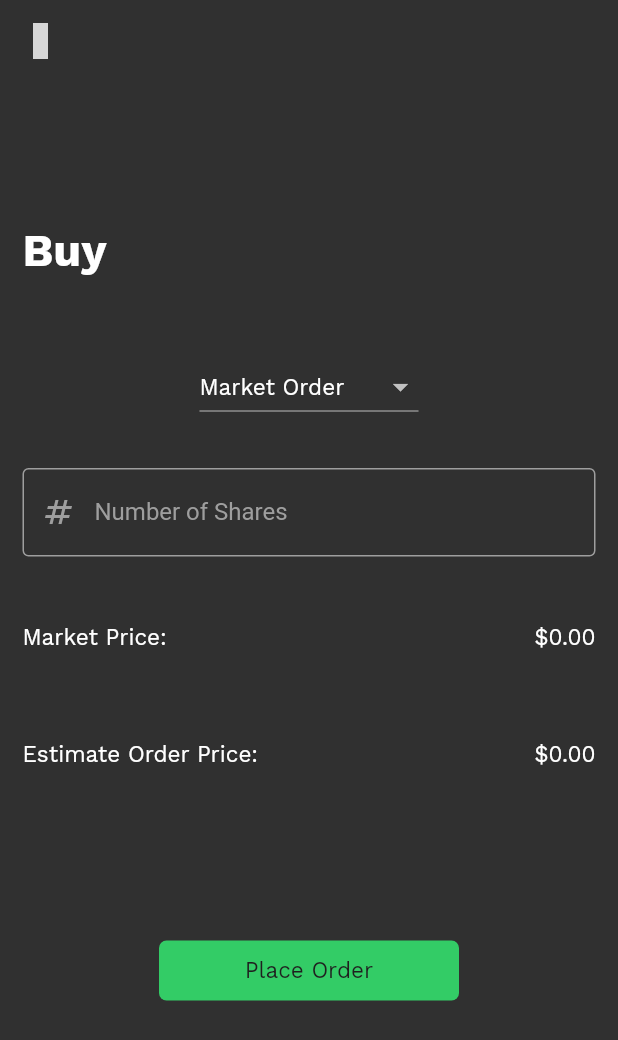
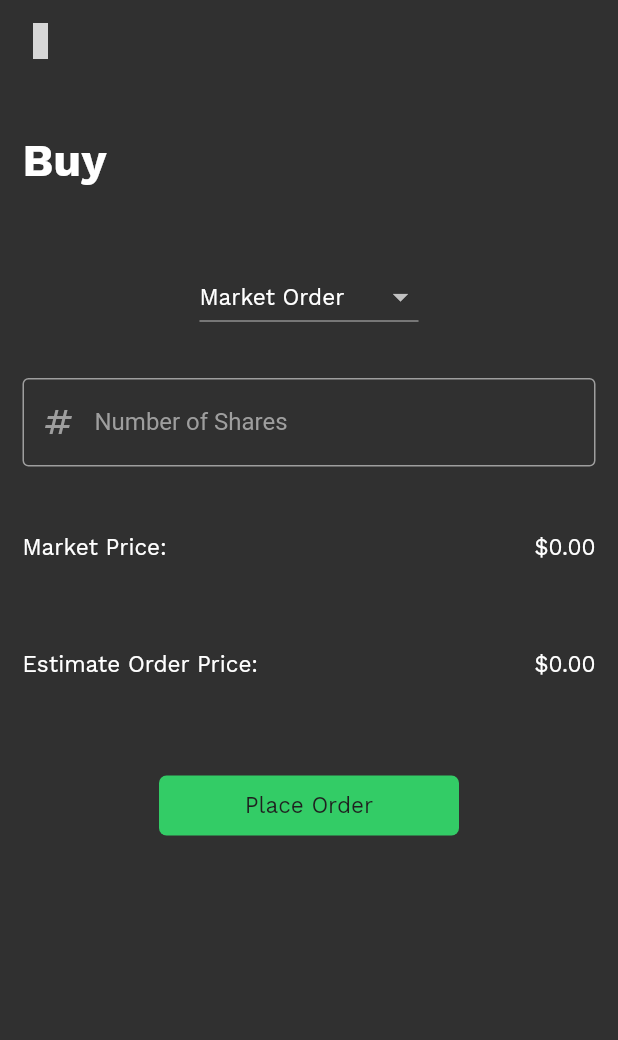
Before and after one commit to rbrunney/InvestEd, a Flutter app: the BuyPage screen opened directly, on a phone screen of 412 x 824 dp. Shown: the top 1040 px of the screen. Run offline on Flutter 3.47's test engine with Material 2 defaults, Android fonts, the phone set to English and light mode, and no system bars; our stand-ins replace fl_chart, flutter_vector_icons, page_transition, syncfusion_flutter_gauges; grey boxes are pictures that could not be loaded.

```diff
--- a/InvestEd/Front End/invested/lib/pages/login/account_detail_page.dart
+++ b/InvestEd/Front End/invested/lib/pages/login/account_detail_page.dart
@@ -89,6 +89,7 @@ class _AccountDetailsPageState extends State<AccountDetailsPage> {
                   fontSize: 15,
                 ),
                 CustomTextField(
+                    textCallBack: (value) {},
                     labelText: 'Enter First Name',
                     hintText: 'Enter First Name...',
                     errorText: null,
@@ -96,6 +97,7 @@ class _AccountDetailsPageState extends State<AccountDetailsPage> {
                     textController: fnameController
                 ),
                 CustomTextField(
+                    textCallBack: (value) {},
                     labelText: 'Enter Last Name',
                     hintText: 'Enter Last Name...',
                     errorText: null,
@@ -103,6 +105,7 @@ class _AccountDetailsPageState extends State<AccountDetailsPage> {
                     textController: lnameController
                 ),
                 CustomTextField(
+                    textCallBack: (value) {},
                     labelText: 'Enter Birthday',
                     hintText: 'MM-DD-YYYY',
                     errorText: birthdayErrorText,
--- a/InvestEd/Front End/invested/lib/pages/login/change_password_page.dart
+++ b/InvestEd/Front End/invested/lib/pages/login/change_password_page.dart
@@ -68,6 +68,7 @@ class _ChangePasswordPageState extends State<ChangePasswordPage> {
                   const PageImage(assetImg: 'assets/images/icon.png', marginTop: 7),
                   const PageTitle(title: 'Reset Password'),
                   CustomTextField(
+                      textCallBack: (value) {},
                       labelText: 'Enter New Password',
                       hintText: 'Enter New Password...',
                       isObscure: true,
@@ -79,6 +80,7 @@ class _ChangePasswordPageState extends State<ChangePasswordPage> {
                       textController: newPasswordController
                   ),
                   CustomTextField(
+                      textCallBack: (value) {},
                       labelText: 'Confirm New Password',
                       hintText: 'Confirm New Password...',
                       isObscure: true,
--- a/InvestEd/Front End/invested/lib/pages/login/forgot_password_page.dart
+++ b/InvestEd/Front End/invested/lib/pages/login/forgot_password_page.dart
@@ -63,6 +63,7 @@ class _ForgotPasswordPageState extends State<ForgotPasswordPage> {
                   fontSize: 15,
                 ),
                 CustomTextField(
+                  textCallBack: (value) {},
                   hintText: 'Enter Email...',
                   labelText: 'Enter Email',
                   prefixIcon: Icons.email_outlined,
--- a/InvestEd/Front End/invested/lib/pages/login/login_page.dart
+++ b/InvestEd/Front End/invested/lib/pages/login/login_page.dart
@@ -56,6 +56,7 @@ class _LoginPageState extends State<LoginPage> {
           const PageImage(assetImg: 'assets/images/icon.png', marginTop: 55),
           const PageTitle(title: "Login"),
           CustomTextField(
+            textCallBack: (value) {},
             hintText: "Enter Username...",
             labelText: "Enter Username",
             prefixIcon: Icons.account_circle_outlined,
@@ -63,6 +64,7 @@ class _LoginPageState extends State<LoginPage> {
             errorText: usernameErrorText,
           ),
           CustomTextField(
+            textCallBack: (value) {},
             hintText: "Enter Password...",
             labelText: "Enter Password",
             isObscure: true,
--- a/InvestEd/Front End/invested/lib/pages/login/register_page.dart
+++ b/InvestEd/Front End/invested/lib/pages/login/register_page.dart
@@ -96,6 +96,7 @@ class _RegisterPageState extends State<RegisterPage> {
                   const PageImage(assetImg: 'assets/images/icon.png', marginTop: 7),
                   const PageTitle(title: 'Sign Up'),
                   CustomTextField(
+                      textCallBack: (value) {},
                       hintText: "Enter Username...",
                       labelText: "Enter Username",
                       errorText: null,
@@ -104,6 +105,7 @@ class _RegisterPageState extends State<RegisterPage> {
                       textController: usernameController
                   ),
                   CustomTextField(
+                      textCallBack: (value) {},
                       hintText: "Enter Email...",
                       labelText: "Enter Email",
                       errorText: emailErrorText,
@@ -112,6 +114,7 @@ class _RegisterPageState extends State<RegisterPage> {
                       textController: emailController
                   ),
                   CustomTextField(
+                      textCallBack: (value) {},
                       hintText: "Enter Password...",
                       labelText: "Enter Password",
                       errorText: newPassErrorText,
@@ -124,6 +127,7 @@ class _RegisterPageState extends State<RegisterPage> {
                       textController: newPasswordController
                   ),
                   CustomTextField(
+                      textCallBack: (value) {},
                       hintText: "Confirm Password...",
                       labelText: "Confirm Password",
                       errorText: confirmNewPassErrorText,
--- a/InvestEd/Front End/invested/lib/pages/login/verification_code_page.dart
+++ b/InvestEd/Front End/invested/lib/pages/login/verification_code_page.dart
@@ -63,6 +63,7 @@ class _VerificationCodePageState extends State<VerificationCodePage> {
                     fontSize: 15,
                   ),
                   CustomTextField(
+                      textCallBack: (value) {},
                       hintText: 'Enter Verification Code...',
                       labelText: 'Enter Verification Code',
                       errorText: verificationCodeErrorText,
--- a/InvestEd/Front End/invested/lib/pages/stock/buy_sell/buy/buy_page.dart
+++ b/InvestEd/Front End/invested/lib/pages/stock/buy_sell/buy/buy_page.dart
@@ -24,10 +24,15 @@ class BuyPage extends StatefulWidget {
 
 class _BuyPageState extends State<BuyPage> {
   double totalShares = 0;
+  double estimatedOrderPrice = 0;
+  String estimatedOrderDisplay = "0.00";
   String orderType = "market_order";
-  double estimatedOrderPrice = 0;
+  bool hasLimitPrice = false;
+  bool hasStopPrice = false;
 
   TextEditingController numberOfSharesController = TextEditingController();
+  TextEditingController limitPriceController = TextEditingController();
+  TextEditingController stopPriceController = TextEditingController();
 
   String? get numOfSharesErrorText {
     final String text = numberOfSharesController.text;
@@ -37,6 +42,7 @@ class _BuyPageState extends State<BuyPage> {
       setState(() {
         totalShares = double.parse(text);
         estimatedOrderPrice = totalShares * widget.currentPrice;
+        estimatedOrderDisplay = estimatedOrderPrice.toStringAsFixed(2);
       });
       return null;
     } catch(error) {
@@ -53,7 +59,7 @@ class _BuyPageState extends State<BuyPage> {
               children: [
                 const ClosePageIcon(),
                 Container(
-                  margin: const EdgeInsets.only(top: 110, bottom: 20),
+                  margin: const EdgeInsets.only(top: 50, bottom: 20),
                   child: PageTitle(
                     alignment: Alignment.centerLeft,
                     title: "Buy ${widget.ticker}",
@@ -82,10 +88,40 @@ class _BuyPageState extends State<BuyPage> {
                           child: CustomText(text: "Stop Price Order")
                       ),
                     ],
-                    onChanged: (value) {  },
+                    onChanged: (String? value) {
+                      setState(() {
+                        orderType = value!;
+
+                        if(orderType == "market_order") {
+                          hasLimitPrice = false;
+                          hasStopPrice = false;
+                        } else if (orderType == "limit_order") {
+                          hasLimitPrice = true;
+                          hasStopPrice = false;
+                        } else if (orderType == "stop_loss_order") {
+                          hasLimitPrice = false;
+                          hasStopPrice = true;
+                        } else if (orderType == "stop_price_order") {
+                         hasLimitPrice = true;
+                         hasStopPrice = true;
+                        }
+                      });
+                    },
                   ),
                 ),
                 CustomTextField(
+                  textCallBack: (value) {
+                    try {
+                      totalShares = double.parse(value);
+                    } catch(error) {
+                      totalShares = 0;
+                    }
+
+                    setState(() {
+                      estimatedOrderPrice = totalShares * widget.currentPrice;
+                      estimatedOrderDisplay = estimatedOrderPrice.toStringAsFixed(2);
+                    });
+                  },
                   prefixIcon: Icons.numbers_outlined,
                   textInputType: TextInputType.number,
                   labelText: "Number of Shares",
@@ -93,16 +129,36 @@ class _BuyPageState extends State<BuyPage> {
                   errorText: numOfSharesErrorText,
                   textController: numberOfSharesController,
                 ),
+                Visibility(
+                  visible: hasLimitPrice,
+                    child: CustomTextField(
+                        textCallBack: (value) {},
+                      prefixIcon: Icons.attach_money_outlined,
+                      labelText: "Enter Limit Price",
+                      hintText: "Enter Limit Price...",
+                        textController: limitPriceController
+                    )
+                ),
+                Visibility(
+                  visible: hasStopPrice,
+                    child: CustomTextField(
+                        textCallBack: (value) {},
+                        prefixIcon: Icons.attach_money_outlined,
+                        labelText: "Enter Stop Price",
+                        hintText: "Enter Stop Price...",
+                        textController: stopPriceController
+                    )
+                ),
                 BuySellInfoRow(
                   infoPrefixText: "Market Price:",
                   infoSuffixText: "\$${widget.currentPrice.toStringAsFixed(2)}",
                 ),
                 BuySellInfoRow(
                   infoPrefixText: "Estimate Order Price:",
-                  infoSuffixText: "\$${estimatedOrderPrice.toStringAsFixed(2)}",
+                  infoSuffixText: "\$$estimatedOrderDisplay",
                 ),
                 Container(
-                  margin: const EdgeInsets.symmetric(vertical: 85),
+                  margin: const EdgeInsets.symmetric(vertical: 35),
                   child: InkWell(
                     onTap: () {},
                     child: SizedBox(
--- a/InvestEd/Front End/invested/lib/pages/stock/buy_sell/util/buy_sell_info_row.dart
+++ b/InvestEd/Front End/invested/lib/pages/stock/buy_sell/util/buy_sell_info_row.dart
@@ -4,13 +4,11 @@ import 'package:invested/util/custom_text.dart';
 
 class BuySellInfoRow extends StatefulWidget {
   final String infoPrefixText;
-  final String infoSuffixText;
-  final bool hasTextField;
-  const BuySellInfoRow({
+  String infoSuffixText;
+  BuySellInfoRow({
     Key? key,
     this.infoPrefixText = '',
-    this.infoSuffixText = '',
-    this.hasTextField = false
+    this.infoSuffixText = ''
   }) : super(key: key);
 
   @override
@@ -33,8 +31,7 @@ class _BuySellInfoRowState extends State<BuySellInfoRow> {
                 text: widget.infoPrefixText
             ),
             const Spacer(),
-            widget.hasTextField ?
-            TextFormField() : CustomText(
+            CustomText(
               fontSize: textSize,
               text: widget.infoSuffixText,
             ),
--- a/InvestEd/Front End/invested/lib/util/custom_text_field.dart
+++ b/InvestEd/Front End/invested/lib/util/custom_text_field.dart
@@ -13,6 +13,7 @@ class CustomTextField extends StatefulWidget {
   final IconData suffixIcon;
   final IconData pressedSuffixIcon;
   final TextInputType textInputType;
+  final Function(String value) textCallBack;
   final List<TextInputFormatter> textFormatters;
   final TextEditingController textController;
 
@@ -29,6 +30,7 @@ class CustomTextField extends StatefulWidget {
     this.prefixIcon = Icons.abc_outlined,
     this.suffixIcon = Icons.abc_outlined,
     this.pressedSuffixIcon = Icons.abc_outlined,
+    required this.textCallBack,
     required this.textController
   }) : super(key: key);
 
@@ -43,6 +45,7 @@ class _CustomTextFieldState extends State<CustomTextField> {
     return Container(
         margin: EdgeInsets.symmetric(vertical: widget.verticalMargin, horizontal: 15),
         child: TextField(
+          onChanged: widget.textCallBack,
           controller: widget.textController,
           obscureText: widget.isObscure,
           keyboardType: widget.textInputType,
```
